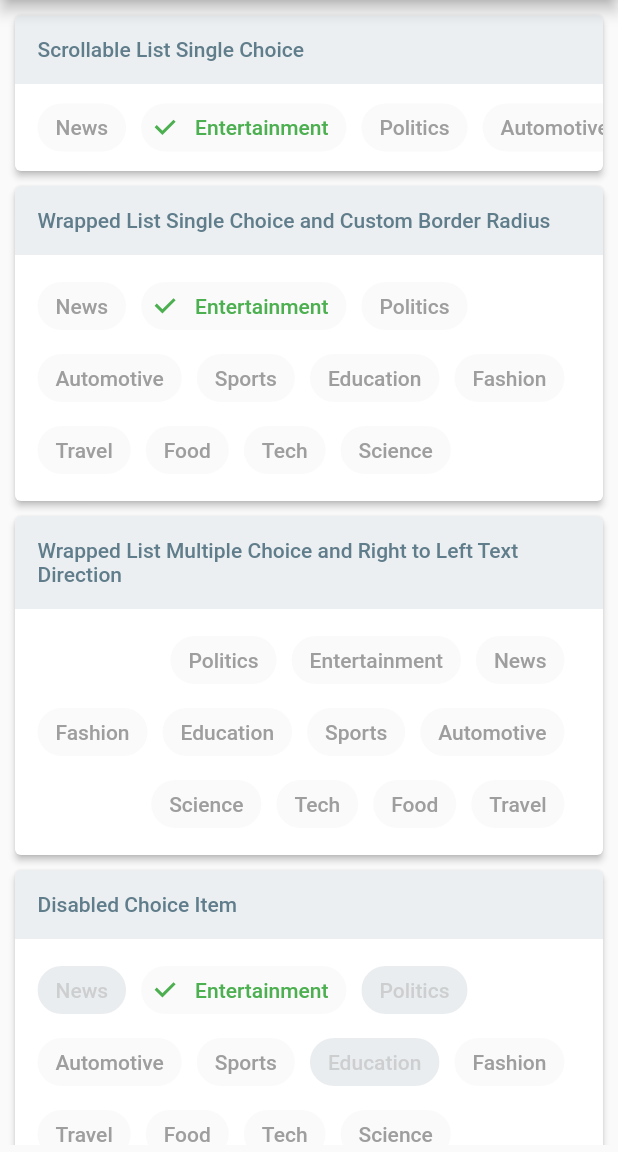
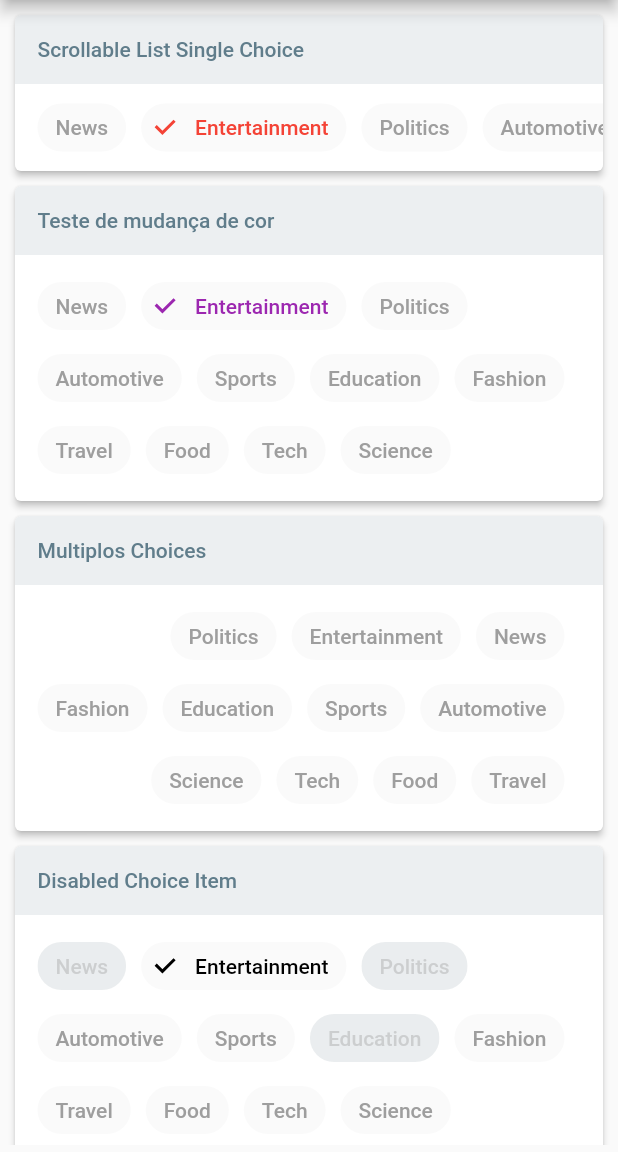
Before and after one commit to JoseBarreto1/chips_choice_null_safety, a Flutter app: the screen it shows after launch, on a phone screen of 412 x 824 dp, the part 84-1236 px from its top. Run offline on Flutter 3.47's test engine with Material 2 defaults, Android fonts, the phone set to English and light mode, and no system bars.

Commit message:
Adjusted style and bug fixes

```diff
--- a/example/lib/main.dart
+++ b/example/lib/main.dart
@@ -18,13 +18,11 @@ class MyApp extends StatelessWidget {
 }
 
 class MyHomePage extends StatefulWidget {
-
   @override
   _MyHomePageState createState() => _MyHomePageState();
 }
 
 class _MyHomePageState extends State<MyHomePage> {
-
   // single choice value
   int tag = 1;
 
@@ -33,9 +31,16 @@ class _MyHomePageState extends State<MyHomePage> {
 
   // list of string options
   List<String> options = [
-    'News', 'Entertainment', 'Politics',
-    'Automotive', 'Sports', 'Education',
-    'Fashion', 'Travel', 'Food', 'Tech',
+    'News',
+    'Entertainment',
+    'Politics',
+    'Automotive',
+    'Sports',
+    'Education',
+    'Fashion',
+    'Travel',
+    'Food',
+    'Tech',
     'Science',
   ];
 
@@ -49,7 +54,6 @@ class _MyHomePageState extends State<MyHomePage> {
   // not a GlobalKey<MyCustomFormState>.
   final formKey = GlobalKey<FormState>();
   List<String>? formValue;
-
 
   @override
   Widget build(BuildContext context) {
@@ -81,6 +85,11 @@ class _MyHomePageState extends State<MyHomePage> {
                         value: (i, v) => i,
                         label: (i, v) => v,
                       ),
+                      choiceStyle: C2ChoiceStyle(
+                        color: Colors.red,
+                        borderRadius:
+                            const BorderRadius.all(Radius.circular(5)),
+                      ),
                     ),
                   ),
                   /*Content(
@@ -96,7 +105,7 @@ class _MyHomePageState extends State<MyHomePage> {
                     ),
                   ),*/
                   Content(
-                    title: 'Wrapped List Single Choice and Custom Border Radius',
+                    title: 'Teste de mudança de cor',
                     child: ChipsChoice<int>.single(
                       value: tag,
                       onChanged: (val) => setState(() => tag = val),
@@ -106,20 +115,29 @@ class _MyHomePageState extends State<MyHomePage> {
                         label: (i, v) => v,
                       ),
                       choiceStyle: C2ChoiceStyle(
-                        borderRadius: const BorderRadius.all(Radius.circular(5)),
+                        color: Colors.purple,
+                        borderRadius:
+                            const BorderRadius.all(Radius.circular(5)),
                       ),
                       wrapped: true,
                     ),
                   ),
                   Content(
-                    title: 'Wrapped List Multiple Choice and Right to Left Text Direction',
+                    title:
+                        'Multiplos Choices',
                     child: ChipsChoice<String>.multiple(
                       value: tags,
-                      onChanged: (val) => setState(() => tags = val),
+                      onChanged: (val) =>
+                          {print(tags), setState(() => tags = val)},
                       choiceItems: C2Choice.listFrom<String, String>(
                         source: options,
                         value: (i, v) => v,
                         label: (i, v) => v,
+                      ),
+                      choiceStyle: C2ChoiceStyle(
+                        color: Colors.orange,
+                        borderRadius:
+                            const BorderRadius.all(Radius.circular(5)),
                       ),
                       wrapped: true,
                       textDirection: TextDirection.rtl,
@@ -136,6 +154,11 @@ class _MyHomePageState extends State<MyHomePage> {
                         label: (i, v) => v,
                         disabled: (i, v) => [0, 2, 5].contains(i),
                       ),
+                      choiceStyle: C2ChoiceStyle(
+                        color: Colors.black,
+                        borderRadius:
+                            const BorderRadius.all(Radius.circular(5)),
+                      ),
                       wrapped: true,
                     ),
                   ),
@@ -148,7 +171,13 @@ class _MyHomePageState extends State<MyHomePage> {
                         source: options,
                         value: (i, v) => v,
                         label: (i, v) => v,
-                        hidden: (i, v) => ['Science', 'Politics', 'News', 'Tech'].contains(v),
+                        hidden: (i, v) =>
+                            ['Science', 'Politics', 'News', 'Tech'].contains(v),
+                      ),
+                      choiceStyle: C2ChoiceStyle(
+                        color: Colors.yellow,
+                        borderRadius:
+                            const BorderRadius.all(Radius.circular(5)),
                       ),
                       wrapped: true,
                     ),
@@ -158,6 +187,11 @@ class _MyHomePageState extends State<MyHomePage> {
                     child: ChipsChoice<int>.single(
                       value: tag,
                       onChanged: (val) => setState(() => tag = val),
+                      choiceStyle: C2ChoiceStyle(
+                        color: Colors.blue,
+                        borderRadius:
+                            const BorderRadius.all(Radius.circular(5)),
+                      ),
                       choiceItems: C2Choice.listFrom<int, String>(
                         source: options,
                         value: (i, v) => i,
@@ -176,19 +210,19 @@ class _MyHomePageState extends State<MyHomePage> {
                         label: (i, v) => v,
                       )..insert(0, C2Choice<int>(value: -1, label: 'All')),
                       choiceStyle: C2ChoiceStyle(
+                        color: Colors.black,
                         showCheckmark: false,
-                        labelStyle: const TextStyle(
-                          fontSize: 20
-                        ),
-                        borderRadius: const BorderRadius.all(Radius.circular(5)),
+                        labelStyle: const TextStyle(fontSize: 20),
+                        borderRadius:
+                            const BorderRadius.all(Radius.circular(5)),
                         borderColor: Colors.blueGrey.withOpacity(.5),
                       ),
                       choiceActiveStyle: const C2ChoiceStyle(
+                        color: Colors.orange,
                         brightness: Brightness.dark,
                         borderShape: RoundedRectangleBorder(
-                          borderRadius: BorderRadius.all(Radius.circular(20)),
-                          side: BorderSide(color: Colors.red)
-                        ),
+                            borderRadius: BorderRadius.all(Radius.circular(20)),
+                            side: BorderSide(color: Colors.red)),
                       ),
                     ),
                   ),
@@ -202,9 +236,7 @@ class _MyHomePageState extends State<MyHomePage> {
   }
 }
 
-
 class Content extends StatefulWidget {
-
   final String? title;
   final Widget? child;
 
@@ -218,8 +250,8 @@ class Content extends StatefulWidget {
   _ContentState createState() => _ContentState();
 }
 
-class _ContentState extends State<Content> with AutomaticKeepAliveClientMixin<Content>  {
-
+class _ContentState extends State<Content>
+    with AutomaticKeepAliveClientMixin<Content> {
   @override
   bool get wantKeepAlive => true;
 
@@ -241,15 +273,10 @@ class _ContentState extends State<Content> with AutomaticKeepAliveClientMixin<Co
             child: Text(
               widget.title!,
               style: const TextStyle(
-                color: Colors.blueGrey,
-                fontWeight: FontWeight.w500
-              ),
+                  color: Colors.blueGrey, fontWeight: FontWeight.w500),
             ),
           ),
-          Flexible(
-            fit: FlexFit.loose,
-            child: widget.child!
-          ),
+          Flexible(fit: FlexFit.loose, child: widget.child!),
         ],
       ),
     );
--- a/lib/src/model/choice_style.dart
+++ b/lib/src/model/choice_style.dart
@@ -4,7 +4,7 @@ import 'package:flutter/material.dart';
 class C2ChoiceStyle {
 
   /// Item color
-  final Color? color;
+  final Color color;
 
   /// choice item margin
   final EdgeInsetsGeometry? margin;
@@ -85,7 +85,7 @@ class C2ChoiceStyle {
 
   /// Default Constructor
   const C2ChoiceStyle({
-    this.color,
+    required this.color,
     this.margin,
     this.padding,
     this.elevation,
--- a/lib/src/widget.dart
+++ b/lib/src/widget.dart
@@ -14,7 +14,7 @@ class ChipsChoice<T> extends StatefulWidget {
   final C2ChoiceLoader<T>? choiceLoader;
 
   /// Choice unselected item style
-  final C2ChoiceStyle? choiceStyle;
+  final C2ChoiceStyle choiceStyle;
 
   /// Choice selected item style
   final C2ChoiceStyle? choiceActiveStyle;
@@ -107,9 +107,9 @@ class ChipsChoice<T> extends StatefulWidget {
   final double? spinnerThickness;
 
   final T? _value;
-  final List<T>? _values = [];
+  final List<T>? _values;
   final C2Changed<T>? _onChangedSingle;
-  //final C2Changed<List<T>>? _onChangedMultiple = [] as C2Changed<List<T>>?;
+  final C2Changed<List<T>>? _onChangedMultiple;
   final bool _isMultiChoice;
 
   /// Costructor for single choice
@@ -119,7 +119,7 @@ class ChipsChoice<T> extends StatefulWidget {
     required C2Changed<T> onChanged,
     required this.choiceItems,
     this.choiceLoader,
-    this.choiceStyle,
+    required this.choiceStyle,
     this.choiceActiveStyle,
     this.choiceLabelBuilder,
     this.choiceAvatarBuilder,
@@ -158,6 +158,8 @@ class ChipsChoice<T> extends StatefulWidget {
         assert(wrapped != null),
         _isMultiChoice = false,
         _value = value,
+        _values = null,
+        _onChangedMultiple = null,
         _onChangedSingle = onChanged,
         super(key: key);
 
@@ -168,7 +170,7 @@ class ChipsChoice<T> extends StatefulWidget {
     required C2Changed<List<T>> onChanged,
     required this.choiceItems,
     this.choiceLoader,
-    this.choiceStyle,
+    required this.choiceStyle,
     this.choiceActiveStyle,
     this.choiceLabelBuilder,
     this.choiceAvatarBuilder,
@@ -203,12 +205,11 @@ class ChipsChoice<T> extends StatefulWidget {
           choiceItems != null || choiceLoader != null,
           'One of the parameters must be provided',
         ),
-        assert(onChanged != null),
-        assert(wrapped != null),
         _value = null,
+        _values = value,
         _onChangedSingle = null,
         _isMultiChoice = true,
-        //_onChangedMultiple = onChanged,
+        _onChangedMultiple = onChanged,
         super(key: key);
 
   /// default padding for scrollable list
@@ -404,18 +405,18 @@ class ChipsChoiceState<T> extends State<ChipsChoice<T>> {
           : widget._value == choiceItems![i].value,
       select: _select(choiceItems![i].value),
     );
-    if ((item.hidden != null && item.hidden == false)) {
+    if ((item.hidden == false)) {
       return widget.choiceBuilder?.call(item) ??
             C2Chip(
               data: item,
               style: defaultChoiceStyle
-                  .merge(widget.choiceStyle != null? widget.choiceStyle! : C2ChoiceStyle(color: Colors.red))
+                  .merge(widget.choiceStyle)
                   .merge(item.style != null? item.style! : C2ChoiceStyle(color: Colors.grey)),
               activeStyle: defaultActiveChoiceStyle
-                  .merge(widget.choiceStyle != null? widget.choiceStyle! : C2ChoiceStyle(color: Colors.red))
+                  .merge(widget.choiceStyle)
                   .merge(item.style != null? item.style! : C2ChoiceStyle(color: Colors.grey))
-                  .merge(widget.choiceActiveStyle != null? widget.choiceActiveStyle! : C2ChoiceStyle(color: Colors.grey[800]))
-                  .merge(item.activeStyle != null? item.activeStyle! : C2ChoiceStyle(color: Colors.green)),
+                  .merge(widget.choiceActiveStyle != null? widget.choiceActiveStyle! : C2ChoiceStyle(color: Colors.grey))
+                  .merge(item.activeStyle != null? item.activeStyle! : C2ChoiceStyle(color: widget.choiceStyle.color)),
               label: widget.choiceLabelBuilder?.call(item),
               avatar: widget.choiceAvatarBuilder?.call(item),
             );
@@ -427,14 +428,16 @@ class ChipsChoiceState<T> extends State<ChipsChoice<T>> {
   /// return the selection function
   Function(bool selected) _select(T value) {
     return (bool selected) {
+      print(selected);
       if (widget._isMultiChoice) {
         List<T> values = List.from(widget._values ?? []);
+        print(values);
         if (selected) {
           values.add(value);
         } else {
           values.remove(value);
         }
-        //widget._onChangedMultiple?.call(values);
+        widget._onChangedMultiple?.call(values);
       } else {
         widget._onChangedSingle?.call(value);
       }
--- a/pubspec.yaml
+++ b/pubspec.yaml
@@ -1,6 +1,6 @@
 name: chips_choice_null_safety
 description: Lite version of smart_select package, zero dependencies, an easy way to provide a single or multiple choice chips.
-version: 2.0.2
+version: 2.0.3
 homepage: https://github.com/JoseBarreto1/chips_choice_null_safety
 
 environment:
```
Also changed, not shown: example/pubspec.lock, pubspec.lock, 2 other files.
